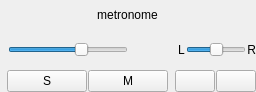
First picture: the form in src/Common/gui/MetronomePanel.ui, repository elieserdejesus/JamTaba, before the edit.
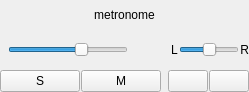
Second picture: the form after the edit. Icons and pictures are not drawn. Custom widgets are drawn as their Qt base class.

What changed in the file:
```diff
--- a/src/Common/gui/MetronomePanel.ui
+++ b/src/Common/gui/MetronomePanel.ui
@@ -199,32 +199,6 @@
      <property name="spacing">
       <number>1</number>
      </property>
-     <item>
-      <widget class="AudioMeter" name="peakMeter" native="true">
-       <property name="sizePolicy">
-        <sizepolicy hsizetype="MinimumExpanding" vsizetype="Preferred">
-         <horstretch>1</horstretch>
-         <verstretch>0</verstretch>
-        </sizepolicy>
-       </property>
-      </widget>
-     </item>
-     <item>
-      <spacer name="horizontalSpacer_2">
-       <property name="orientation">
-        <enum>Qt::Horizontal</enum>
-       </property>
-       <property name="sizeType">
-        <enum>QSizePolicy::Fixed</enum>
-       </property>
-       <property name="sizeHint" stdset="0">
-        <size>
-         <width>6</width>
-         <height>20</height>
-        </size>
-       </property>
-      </spacer>
-     </item>
      <item>
       <widget class="QPushButton" name="soloButton">
        <property name="sizePolicy">
@@ -339,12 +313,6 @@
   </layout>
  </widget>
  <customwidgets>
-  <customwidget>
-   <class>AudioMeter</class>
-   <extends>QWidget</extends>
-   <header>gui/widgets/PeakMeter.h</header>
-   <container>1</container>
-  </customwidget>
   <customwidget>
    <class>AudioSlider</class>
    <extends>QSlider</extends>
```
Left out of the diff: 1 changed line with no effect on the pictures.
